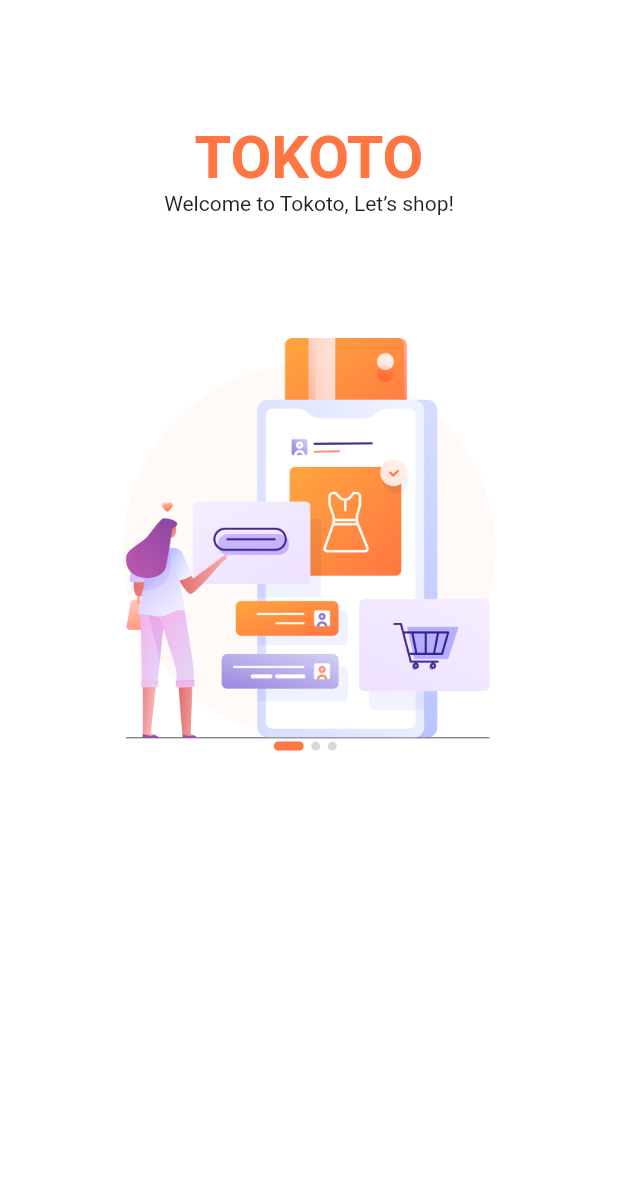
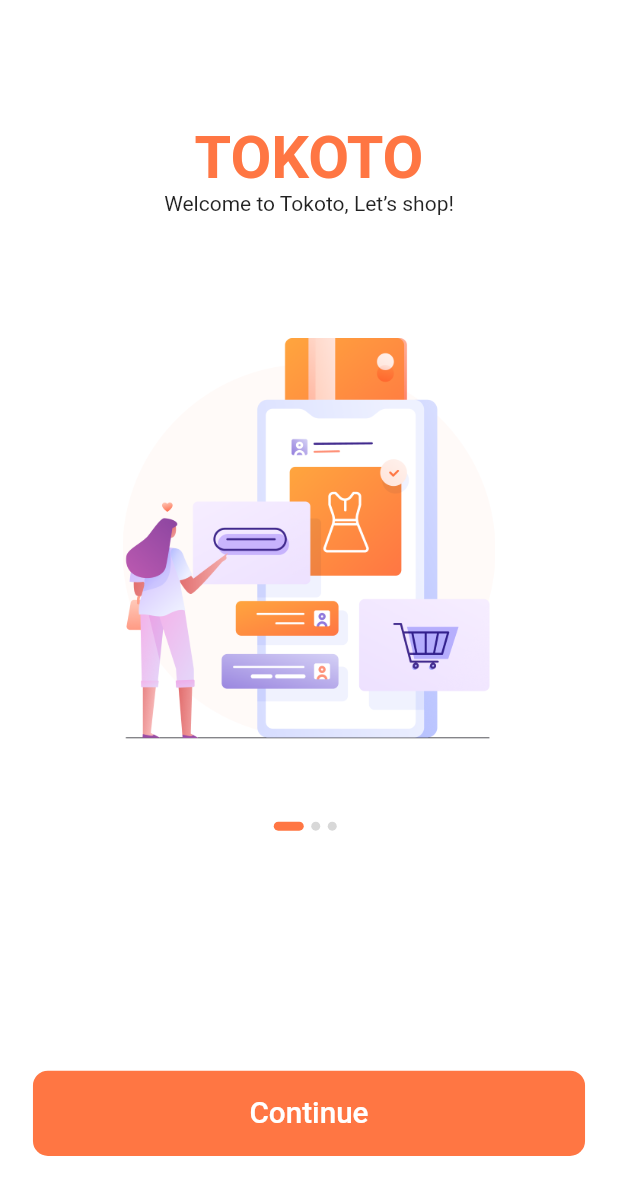
Before and after one commit to ozgursarikamis/ecommerce, a Flutter app: the screen it shows after launch, on a phone screen of 412 x 824 dp. Shown: the top 1195 px of the screen. Run offline on Flutter 3.47's test engine with Material 2 defaults, Android fonts, the phone set to English and light mode, and no system bars.

Commit message:
DefaultButton

```diff
--- /dev/null
+++ b/lib/components/DefaultButton.dart
@@ -0,0 +1,33 @@
+
+import 'package:flutter/material.dart';
+import '../constants.dart';
+import '../size_config.dart';
+
+class DefaultButton extends StatelessWidget {
+  const DefaultButton({
+    Key key,
+    this.text,
+    this.press,
+  }) : super(key: key);
+
+  final String text;
+  final Function press;
+
+  @override
+  Widget build(BuildContext context) {
+    return SizedBox(
+      width: double.infinity,
+      height: getProportionateScreenHeight(56),
+      child: FlatButton(
+        shape: RoundedRectangleBorder(borderRadius: BorderRadius.circular(10)),
+        onPressed: press,
+        color: kPrimaryColor,
+        child: Text(
+          text,
+          style: TextStyle(
+              fontSize: getProportionateScreenWidth(18), color: Colors.white),
+        ),
+      ),
+    );
+  }
+}
--- a/lib/screens/splash/components/body.dart
+++ b/lib/screens/splash/components/body.dart
@@ -1,6 +1,8 @@
 import 'package:flutter/material.dart';
+import 'package:shop_app/components/DefaultButton.dart';
+import 'splash_content.dart';
 import '../../../constants.dart';
-import 'splash_content.dart';
+import '../../../size_config.dart';
 
 class Body extends StatefulWidget {
   Body({Key key}) : super(key: key);
@@ -50,14 +52,22 @@ class _BodyState extends State<Body> {
             ),
             Expanded(
               flex: 2,
+              child: Padding(
+                padding: EdgeInsets.symmetric(
+                    horizontal: getProportionateScreenWidth(20)),
                 child: Column(
                   children: <Widget>[
+                    Spacer(),
                     Row(
                       mainAxisAlignment: MainAxisAlignment.center,
                       children: List.generate(
                           splashData.length, (index) => buildDot(index: index)),
                     ),
+                    Spacer(flex: 3),
+                    DefaultButton(press: () {}, text: 'Continue'),
+                    Spacer(),
                   ],
+                ),
               ),
             )
           ],
```
Lines whose indentation alone changed are shown as unchanged.
